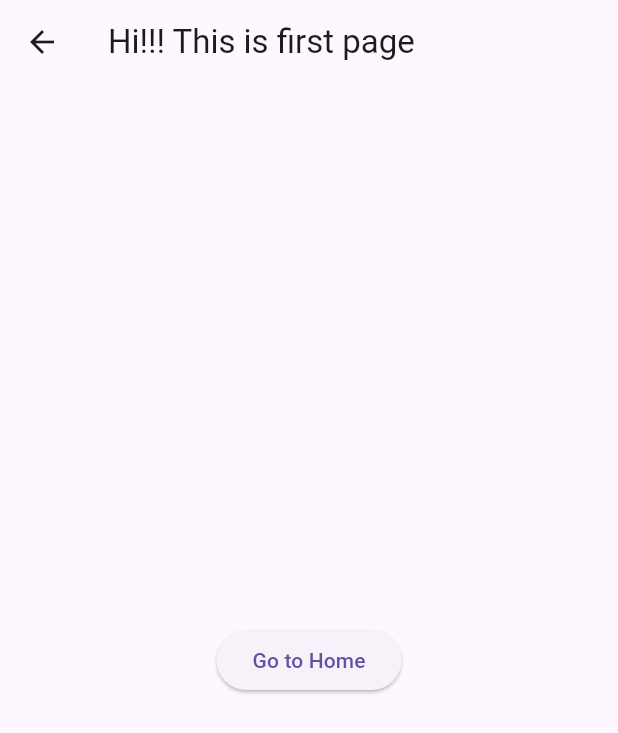
After one commit to arafatmisbawebdeveloper/flutter_1st_try, a Flutter app: the Firstpage screen opened directly, on a phone screen of 412 x 824 dp. The commit adds this screen. Shown: the top 733 px of the screen. Run offline on Flutter 3.47's test engine with Material 3 defaults, Android fonts, the phone set to English and light mode, and no system bars.

Commit message:
Added firstPage named dart file

```diff
--- a/lib/Home/home_view.dart
+++ b/lib/Home/home_view.dart
@@ -12,6 +12,8 @@ import 'package:flutter_1st_try/class3/ScaffoldViewGuide/scaffold_view_guide.dar
 import 'package:flutter_1st_try/class3/TextExample/text_example.dart';
 import 'package:flutter_1st_try/class4/CircleAvatarGuide/circleAvatarGuide.dart';
 import 'package:flutter_1st_try/class4/ListTileGuide/listTileGuide.dart';
+import 'package:flutter_1st_try/class8_to_12/DrawerGuide/drawerguide.dart';
+import 'package:flutter_1st_try/class8_to_12/NavigationGuide/navigation.dart';
 
 class HomeScreen extends StatelessWidget {
   // List of pages and their titles
@@ -29,6 +31,9 @@ class HomeScreen extends StatelessWidget {
     {'title': 'Expanded Guide', 'page': const ExpandedGuide()},
     {'title': 'GridViewCount Guide', 'page': const GridViewCountGuide()},
     {'title': 'Circle Avatar Guide', 'page': const Circleavatarguide()},
+    {'title': 'Drawer Guide', 'page': const Drawerguide()},
+    {'title': 'Navigation Guide', 'page': const NavigationGuide()},
+    //{'title': 'FirstPage of Navigation', 'page': const Firstpage()},
 
     // {'title': 'SizedBox Example', 'page': SizedBoxExample()},
     // {'title': 'Center Example', 'page': CenterExample()},
--- a/lib/class4/CircleAvatarGuide/circleAvatarGuide.dart
+++ b/lib/class4/CircleAvatarGuide/circleAvatarGuide.dart
@@ -11,7 +11,7 @@ class Circleavatarguide extends StatelessWidget {
           radius: 100,
           backgroundColor: Colors.white,
           // ignore: prefer_const_constructors
-          backgroundImage: AssetImage("assets/images/prosecond.jpg"),
+          backgroundImage: AssetImage("assets/images/Karna.jpg"),
           child: Align(
             alignment: Alignment.bottomRight,
             child: Icon(
--- /dev/null
+++ b/lib/class8_to_12/NavigationGuide/firstPage.dart
@@ -0,0 +1,21 @@
+import 'package:flutter/material.dart';
+
+class Firstpage extends StatelessWidget {
+  const Firstpage({super.key});
+
+  @override
+  Widget build(BuildContext context) {
+    return Scaffold(
+      appBar: AppBar(
+        title: Text("Hi!!! This is first page"),
+      ),
+      body: Center(
+        child: ElevatedButton(
+            onPressed: () {
+              Navigator.pushNamed(context, "/navigationguide");
+            },
+            child: Text("Go to Home")),
+      ),
+    );
+  }
+}
```
Also changed, not shown: lib/class4/ListTileGuide/listTileGuide.dart (+9 -9 lines), lib/class8_to_12/DrawerGuide/drawerguide.dart (+60 -0 lines), lib/class8_to_12/NavigationGuide/navigation.dart (+22 -0 lines).
